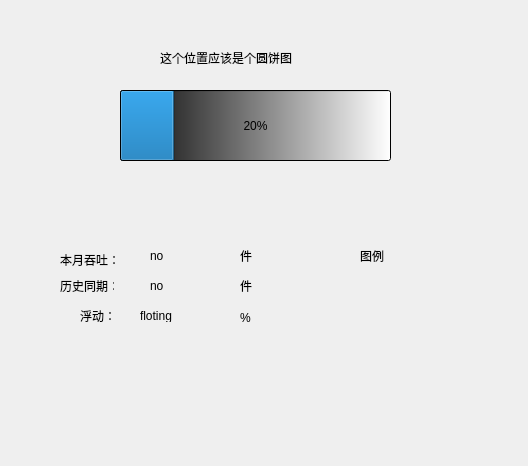
First picture: the form in ui/throughoutDisp.ui, repository Jadecity/StorePro, before the edit.
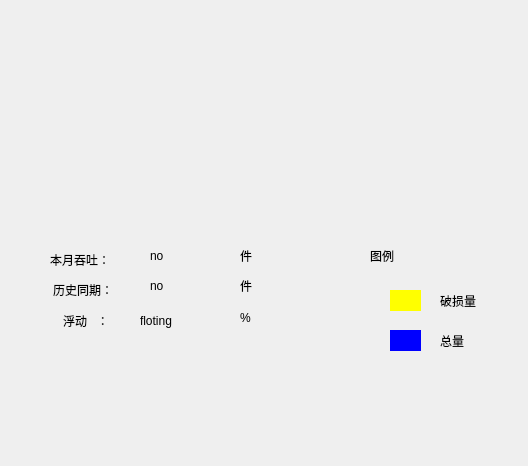
Second picture: the form after the edit. Icons and pictures are not drawn.

The edit to the form file:
```diff
--- a/ui/throughoutDisp.ui
+++ b/ui/throughoutDisp.ui
@@ -13,13 +13,16 @@
   <property name="windowTitle">
    <string>Form</string>
   </property>
+  <property name="styleSheet">
+   <string notr="true">font: 12pt &quot;微软雅黑&quot;;</string>
+  </property>
   <widget class="QLabel" name="this_thatLabel">
    <property name="geometry">
     <rect>
-     <x>60</x>
-     <y>250</y>
-     <width>71</width>
-     <height>20</height>
+     <x>50</x>
+     <y>249</y>
+     <width>81</width>
+     <height>21</height>
     </rect>
    </property>
    <property name="text">
@@ -55,36 +58,23 @@
   <widget class="QLabel" name="label_3">
    <property name="geometry">
     <rect>
-     <x>80</x>
+     <x>63</x>
      <y>310</y>
-     <width>54</width>
-     <height>12</height>
+     <width>71</width>
+     <height>21</height>
     </rect>
    </property>
    <property name="text">
-    <string>浮动：</string>
-   </property>
-  </widget>
-  <widget class="QLabel" name="tuliLabel">
-   <property name="geometry">
-    <rect>
-     <x>360</x>
-     <y>250</y>
-     <width>54</width>
-     <height>12</height>
-    </rect>
-   </property>
-   <property name="text">
-    <string>图例</string>
+    <string>浮动   ：</string>
    </property>
   </widget>
   <widget class="QLabel" name="label_2">
    <property name="geometry">
     <rect>
-     <x>60</x>
+     <x>53</x>
      <y>280</y>
-     <width>54</width>
-     <height>12</height>
+     <width>61</width>
+     <height>20</height>
     </rect>
    </property>
    <property name="text">
@@ -96,50 +86,14 @@
     <rect>
      <x>140</x>
      <y>310</y>
-     <width>54</width>
-     <height>12</height>
+     <width>71</width>
+     <height>21</height>
     </rect>
    </property>
    <property name="text">
     <string>floting</string>
    </property>
   </widget>
-  <widget class="QLabel" name="label_6">
-   <property name="geometry">
-    <rect>
-     <x>160</x>
-     <y>50</y>
-     <width>171</width>
-     <height>16</height>
-    </rect>
-   </property>
-   <property name="text">
-    <string>这个位置应该是个圆饼图</string>
-   </property>
-  </widget>
-  <widget class="QProgressBar" name="roi">
-   <property name="geometry">
-    <rect>
-     <x>120</x>
-     <y>90</y>
-     <width>271</width>
-     <height>71</height>
-    </rect>
-   </property>
-   <property name="styleSheet">
-    <string notr="true">background-color: qlineargradient(spread:pad, x1:0, y1:0, x2:1, y2:0, stop:0 rgba(0, 0, 0, 255), stop:1 rgba(255, 255, 255, 255));
-image: url(:/invagate/icons/天道酬勤.gif);</string>
-   </property>
-   <property name="maximum">
-    <number>100</number>
-   </property>
-   <property name="value">
-    <number>20</number>
-   </property>
-   <property name="invertedAppearance">
-    <bool>false</bool>
-   </property>
-  </widget>
   <widget class="QLabel" name="label">
    <property name="geometry">
     <rect>
@@ -179,6 +133,71 @@
     <string>%</string>
    </property>
   </widget>
+  <widget class="QWidget" name="widget_2" native="true">
+   <property name="geometry">
+    <rect>
+     <x>390</x>
+     <y>330</y>
+     <width>31</width>
+     <height>21</height>
+    </rect>
+   </property>
+   <property name="styleSheet">
+    <string notr="true">background-color: rgb(0, 0, 255);</string>
+   </property>
+  </widget>
+  <widget class="QLabel" name="label_7">
+   <property name="geometry">
+    <rect>
+     <x>440</x>
+     <y>290</y>
+     <width>54</width>
+     <height>21</height>
+    </rect>
+   </property>
+   <property name="text">
+    <string>破损量</string>
+   </property>
+  </widget>
+  <widget class="QLabel" name="label_8">
+   <property name="geometry">
+    <rect>
+     <x>440</x>
+     <y>330</y>
+     <width>61</width>
+     <height>21</height>
+    </rect>
+   </property>
+   <property name="text">
+    <string>总量</string>
+   </property>
+  </widget>
+  <widget class="QLabel" name="tuliLabel_2">
+   <property name="geometry">
+    <rect>
+     <x>370</x>
+     <y>250</y>
+     <width>54</width>
+     <height>12</height>
+    </rect>
+   </property>
+   <property name="text">
+    <string>图例</string>
+   </property>
+  </widget>
+  <widget class="QWidget" name="widget" native="true">
+   <property name="geometry">
+    <rect>
+     <x>390</x>
+     <y>290</y>
+     <width>31</width>
+     <height>21</height>
+    </rect>
+   </property>
+   <property name="styleSheet">
+    <string notr="true">background-color: rgb(255, 255, 0);</string>
+   </property>
+  </widget>
  </widget>
  <resources/>
  <connections/>
```
